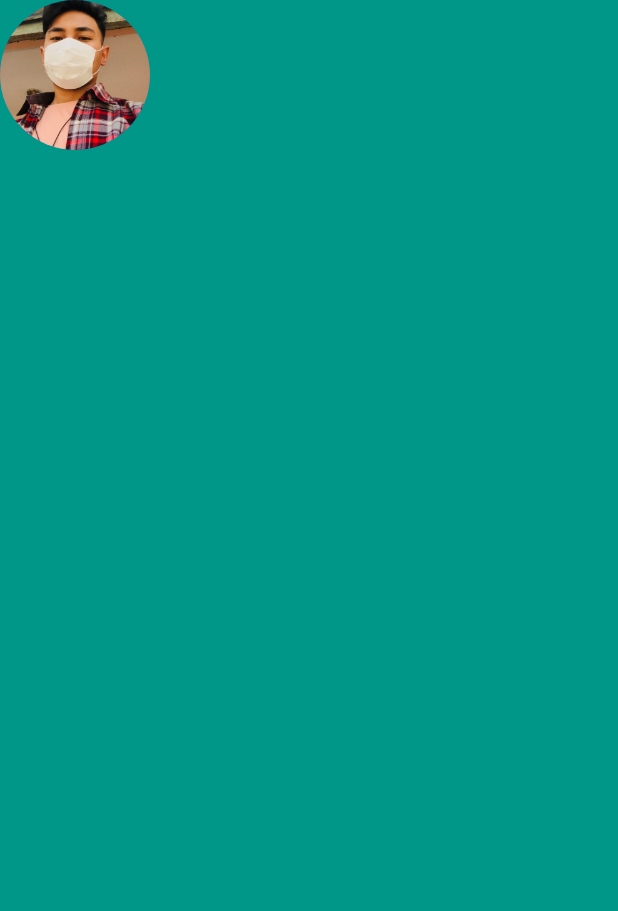
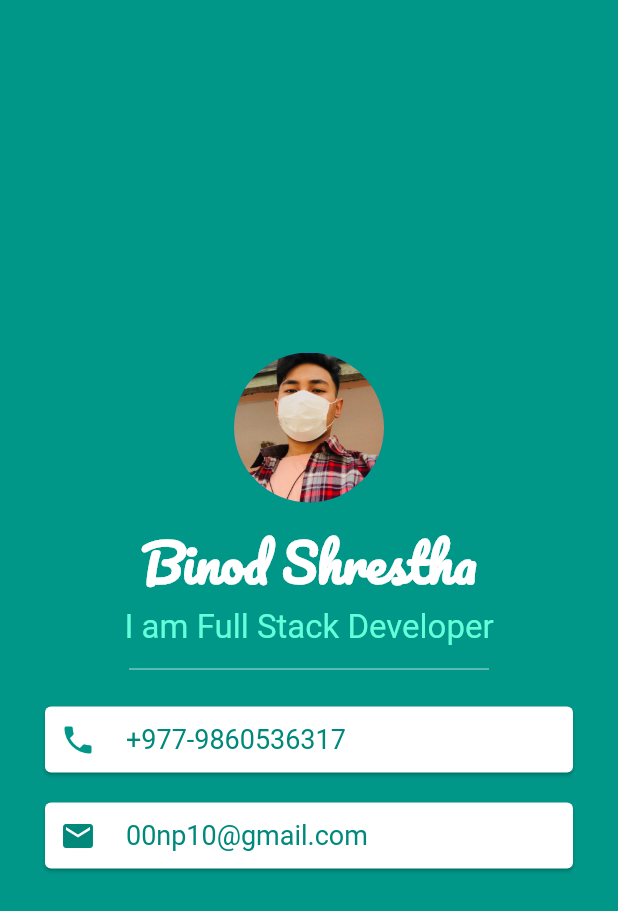
Before and after one commit to Sirbinod/App_With_Flutter, a Flutter app: the screen it shows after launch, on a phone screen of 412 x 824 dp. Shown: the top 911 px of the screen. Run offline on Flutter 3.47's test engine with Material 2 defaults, Android fonts, the light colour scheme and no system bars.

Commit message:
simple profile card create with images and fonts

```diff
--- a/lib/main.dart
+++ b/lib/main.dart
@@ -11,12 +11,79 @@ class MyApp extends StatelessWidget {
       home: Scaffold(
         backgroundColor: Colors.teal,
         body: SafeArea(
-            child: Column(children: <Widget>[
-          CircleAvatar(
-            radius: 50.0,
-            backgroundImage: AssetImage('images/profile.JPG'),
-          )
-        ])),
+            child: Column(
+                mainAxisAlignment: MainAxisAlignment.center,
+                children: <Widget>[
+              CircleAvatar(
+                radius: 50.0,
+                backgroundImage: AssetImage('images/profile.JPG'),
+              ),
+              SizedBox(
+                height: 10.0,
+              ),
+              Text(
+                'Binod Shrestha',
+                style: TextStyle(
+                    fontSize: 34.0,
+                    fontFamily: 'Pacifico',
+                    color: Colors.white,
+                    fontWeight: FontWeight.bold),
+              ),
+              Text(
+                'I am Full Stack Developer',
+                style: TextStyle(fontSize: 22.0, color: Colors.tealAccent[200]),
+              ),
+              SizedBox(
+                height: 30.0,
+                width: 240.0,
+                child: Divider(
+                  color: Colors.teal[100],
+                ),
+              ),
+              Card(
+                color: Colors.white,
+                margin: EdgeInsets.symmetric(vertical: 10.0, horizontal: 30.0),
+                child: Padding(
+                  padding: const EdgeInsets.all(10.0),
+                  child: Row(
+                    children: <Widget>[
+                      Icon(
+                        Icons.phone,
+                        color: Colors.teal,
+                      ),
+                      SizedBox(
+                        width: 20.0,
+                      ),
+                      Text(
+                        '+977-9860536317',
+                        style:
+                            TextStyle(fontSize: 18.0, color: Colors.teal[600]),
+                      )
+                    ],
+                  ),
+                ),
+              ),
+              Card(
+                color: Colors.white,
+                margin: EdgeInsets.symmetric(vertical: 10.0, horizontal: 30.0),
+                child: Padding(
+                  padding: const EdgeInsets.all(10.0),
+                  child: Row(children: <Widget>[
+                    Icon(
+                      Icons.mail,
+                      color: Colors.teal[600],
+                    ),
+                    SizedBox(
+                      width: 20.0,
+                    ),
+                    Text(
+                      '00np10@gmail.com',
+                      style: TextStyle(fontSize: 18.0, color: Colors.teal[600]),
+                    )
+                  ]),
+                ),
+              )
+            ])),
       ),
     );
   }
```
Also changed, not shown: pubspec.yaml (+4 -4 lines), fonts/Pacifico-Regular.ttf (added).
